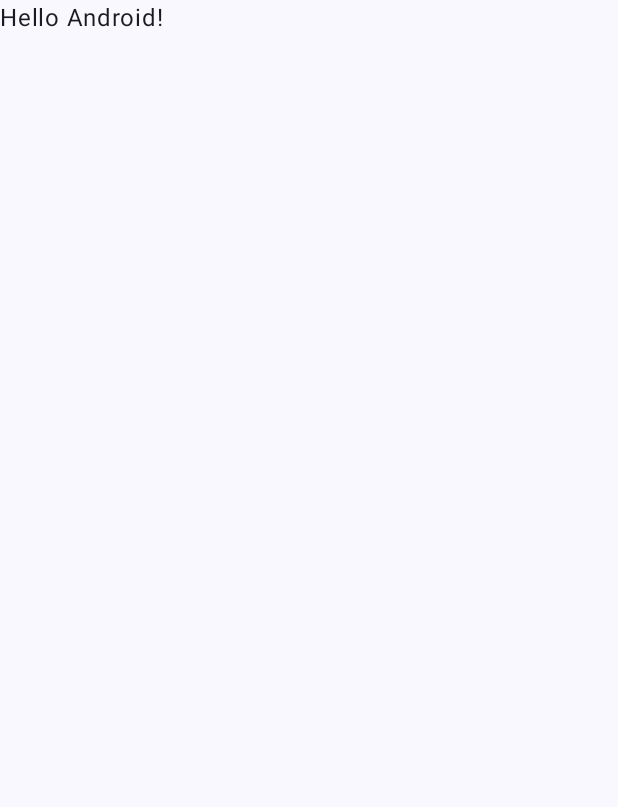
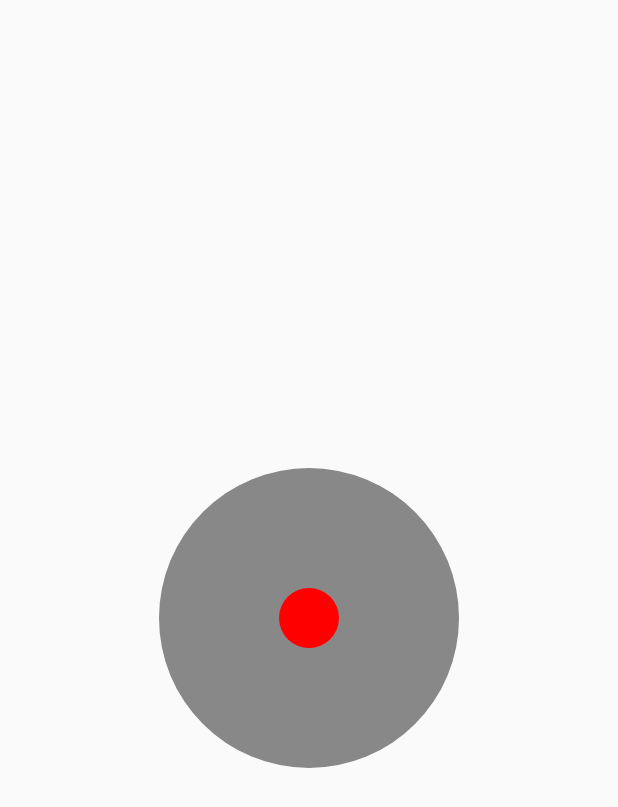
Before and after one commit to NotInterestedPirralho/TopDownShooter, an Android app built with Jetpack Compose: the screen it shows after launch (MainActivity), on a phone screen of 412 x 824 dp. Before the commit the part shown is almost empty. Shown: the top 807 px of the screen. Run offline under Robolectric (Android 15) with nearby library versions, the phone set to English and light mode, and no system bars.

Commit message:
joystick

```diff
--- /dev/null
+++ b/app/src/main/java/com/example/topdownshooter/JoystickView.kt
@@ -0,0 +1,36 @@
+package com.example.topdownshooter
+
+import androidx.compose.foundation.Canvas
+import androidx.compose.foundation.gestures.detectDragGestures
+import androidx.compose.runtime.*
+import androidx.compose.ui.Modifier
+import androidx.compose.ui.geometry.Offset
+import androidx.compose.ui.graphics.Color
+import androidx.compose.ui.input.pointer.pointerInput
+import androidx.compose.ui.unit.dp
+
+@Composable
+fun JoystickView(
+    modifier: Modifier = Modifier,
+    onMove: (Offset) -> Unit
+) {
+    var center by remember { mutableStateOf(Offset.Zero) }
+    var handlePosition by remember { mutableStateOf(Offset.Zero) }
+
+    Canvas(modifier = modifier
+        .pointerInput(Unit) {
+            detectDragGestures { change, dragAmount ->
+                handlePosition = (handlePosition + dragAmount).coerceIn(
+                    Offset(-100f, -100f),
+                    Offset(100f, 100f)
+                )
+                onMove(handlePosition)
+                change.consume()
+            }
+        }
+    ) {
+        center = center.copy(x = size.width / 2, y = size.height / 2)
+        drawCircle(Color.Gray, radius = 100.dp.toPx(), center = center)
+        drawCircle(Color.Red, radius = 20.dp.toPx(), center = center + handlePosition)
+    }
+}
--- a/app/src/main/java/com/example/topdownshooter/MainActivity.kt
+++ b/app/src/main/java/com/example/topdownshooter/MainActivity.kt
@@ -9,7 +9,12 @@ import androidx.compose.foundation.layout.padding
 import androidx.compose.material3.Scaffold
 import androidx.compose.material3.Text
 import androidx.compose.runtime.Composable
+import androidx.compose.runtime.getValue
+import androidx.compose.runtime.mutableStateOf
+import androidx.compose.runtime.remember
+import androidx.compose.runtime.setValue
 import androidx.compose.ui.Modifier
+import androidx.compose.ui.geometry.Offset
 import androidx.compose.ui.tooling.preview.Preview
 import com.example.topdownshooter.ui.theme.TopDownShooterTheme
 
@@ -19,29 +24,17 @@ class MainActivity : ComponentActivity() {
         enableEdgeToEdge()
         setContent {
             TopDownShooterTheme {
-                Scaffold(modifier = Modifier.fillMaxSize()) { innerPadding ->
-                    Greeting(
-                        name = "Android",
-                        modifier = Modifier.padding(innerPadding)
-                    )
-                }
+                var playerOffset by remember { mutableStateOf(Offset.Zero) }
+                val player = remember { Player(context = this, width = 1080, height = 1920) }
+
+                JoystickView(
+                    modifier = Modifier.fillMaxSize(),
+                    onMove = { offset ->
+                        playerOffset = offset
+                        player.updateWithJoystick(offset)
+                    }
+                )
             }
         }
     }
 }
-
-@Composable
-fun Greeting(name: String, modifier: Modifier = Modifier) {
-    Text(
-        text = "Hello $name!",
-        modifier = modifier
-    )
-}
-
-@Preview(showBackground = true)
-@Composable
-fun GreetingPreview() {
-    TopDownShooterTheme {
-        Greeting("Android")
-    }
-}
```
Also changed, not shown: app/src/main/java/com/example/topdownshooter/Player.kt (+15 -0 lines).
